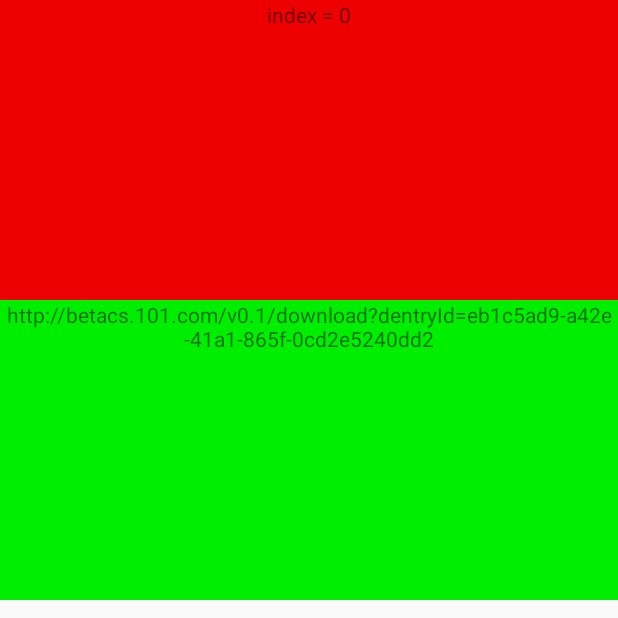
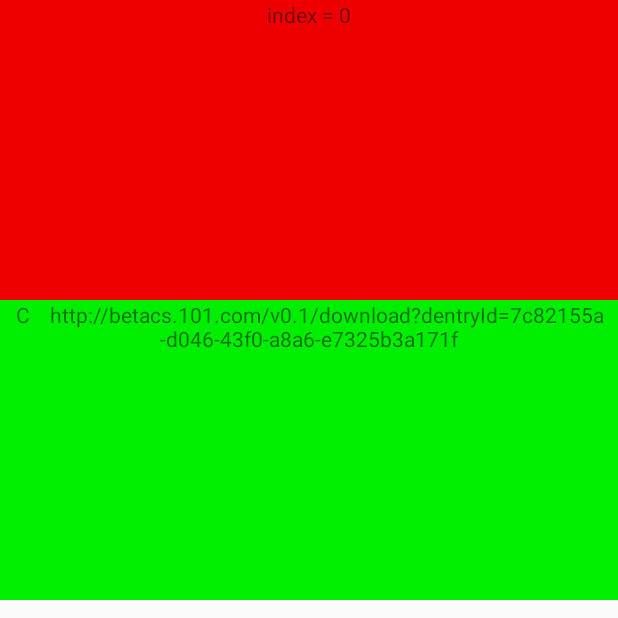
Before and after one commit to conghaonet/HaoGitHub, an Android app: the screen it shows after launch (BannerActivity), on a phone screen of 412 x 824 dp, the top half of it. Run offline under Robolectric (Android 15) with nearby library versions, the phone set to English and light mode, and no system bars; our stand-ins replace RxJava, data binding; 2 statements that could not run were skipped.

Commit message:
实现轮播，还未处理touch事件

```diff
--- a/hub/src/main/java/com/app2m/github/hub/banner/BannerActivity.kt
+++ b/hub/src/main/java/com/app2m/github/hub/banner/BannerActivity.kt
@@ -32,12 +32,12 @@ class BannerActivity : AppCompatActivity() {
         super.onCreate(savedInstanceState)
 //        setContentView(R.layout.activity_banner)
         val items = listOf(
-                "http://betacs.101.com/v0.1/download?dentryId=eb1c5ad9-a42e-41a1-865f-0cd2e5240dd2",
-                "http://betacs.101.com/v0.1/download?dentryId=f21c1f21-31e9-4ae6-a465-9dfd11c4a0b4",
-                "http://betacs.101.com/v0.1/download?dentryId=7c82155a-d046-43f0-a8a6-e7325b3a171f",
-                "http://betacs.101.com/v0.1/download?dentryId=539e7151-9caf-486b-8990-21ee82ff5d8c",
-                "http://betacs.101.com/v0.1/download?dentryId=173d0877-f334-416e-94fd-6d19c5e90674",
-                "http://betacs.101.com/v0.1/download?dentryId=df7b9c15-89a3-4b26-be80-053cc04b0366")
+                "A    http://betacs.101.com/v0.1/download?dentryId=eb1c5ad9-a42e-41a1-865f-0cd2e5240dd2",
+                "B    http://betacs.101.com/v0.1/download?dentryId=f21c1f21-31e9-4ae6-a465-9dfd11c4a0b4",
+                "C    http://betacs.101.com/v0.1/download?dentryId=7c82155a-d046-43f0-a8a6-e7325b3a171f",
+                "D    http://betacs.101.com/v0.1/download?dentryId=539e7151-9caf-486b-8990-21ee82ff5d8c",
+                "E    http://betacs.101.com/v0.1/download?dentryId=173d0877-f334-416e-94fd-6d19c5e90674",
+                "F    http://betacs.101.com/v0.1/download?dentryId=df7b9c15-89a3-4b26-be80-053cc04b0366")
 
         var adapter = MyPagerAdapter(this, items as MutableList<String>)
         mBinding.vp.adapter = adapter
--- a/hub/src/main/java/com/app2m/github/hub/banner/BannerView.kt
+++ b/hub/src/main/java/com/app2m/github/hub/banner/BannerView.kt
@@ -6,14 +6,21 @@ import android.os.Build
 import android.support.v4.view.PagerAdapter
 import android.support.v4.view.ViewPager
 import android.util.AttributeSet
+import android.util.Log
 import android.view.View
 import android.view.ViewGroup
 import android.widget.RelativeLayout
 import android.widget.Toast
 import com.app2m.github.hub.R
+import com.app2m.github.network.schedule
+import io.reactivex.Observable
+import io.reactivex.rxkotlin.subscribeBy
 import kotlinx.android.synthetic.main.banner_item.view.*
+import org.jetbrains.anko.recyclerview.v7.recyclerView
 import java.lang.ref.WeakReference
+import java.util.concurrent.TimeUnit
 
+private const val TAG ="BannerView"
 class BannerView: RelativeLayout {
     private var weakReference: WeakReference<Context> = WeakReference(context)
     private var viewPager: ViewPager = ViewPager(context)
@@ -44,6 +51,22 @@ class BannerView: RelativeLayout {
             viewPager.currentItem = 1
         }
         adapter.notifyDataSetChanged()
+        var disposable = Observable.interval(3,3, TimeUnit.SECONDS).schedule().subscribeBy(
+                onNext = {
+                    var currentIndex = viewPager.currentItem
+                    if(++currentIndex < adapter.count) {
+                        viewPager.setCurrentItem(currentIndex, true)
+                    }
+/*
+                    if(++currentIndex == adapter.count) {
+                        viewPager.setCurrentItem(2, false)
+                    } else {
+                        viewPager.setCurrentItem(currentIndex, true)
+                    }
+*/
+                }, onError = {
+                    Toast.makeText(context, it.message, Toast.LENGTH_SHORT).show()
+                })
     }
     private fun setLogicPosition(items: List<BannerItem>) {
         for (i in items.indices) {
@@ -52,12 +75,19 @@ class BannerView: RelativeLayout {
     }
     private inner class MyOnPageChangeListener: ViewPager.OnPageChangeListener {
         override fun onPageSelected(position: Int) {
+            Log.d(TAG, "onPageSelected    position=$position")
         }
 
         override fun onPageScrolled(position: Int, positionOffset: Float, positionOffsetPixels: Int) {
+            if (position==0 && positionOffsetPixels==0) {
+                viewPager.setCurrentItem(adapter.items.size - 2, false)
+            } else if(position == adapter.items.size - 1 && positionOffsetPixels == 0) {
+                viewPager.setCurrentItem(1, false)
+            }
         }
 
         override fun onPageScrollStateChanged(state: Int) {
+            Log.d(TAG, "onPageScrollStateChanged    state=$state")
         }
     }
 
@@ -80,10 +110,10 @@ class BannerView: RelativeLayout {
                 Toast.makeText(context, "index=$position", Toast.LENGTH_SHORT).show()
                 if ((position + 1) < items.size) {
 //                    bannerScroller.myDuration = 500
-                    (container as ViewPager).setCurrentItem(position + 1, true)
+//                    (container as ViewPager).setCurrentItem(position + 1, true)
                 } else {
 //                    bannerScroller.myDuration = 0
-                    (container as ViewPager).setCurrentItem(0, false)
+//                    (container as ViewPager).setCurrentItem(0, false)
 //                    this.notifyDataSetChanged()
                 }
             }
```
